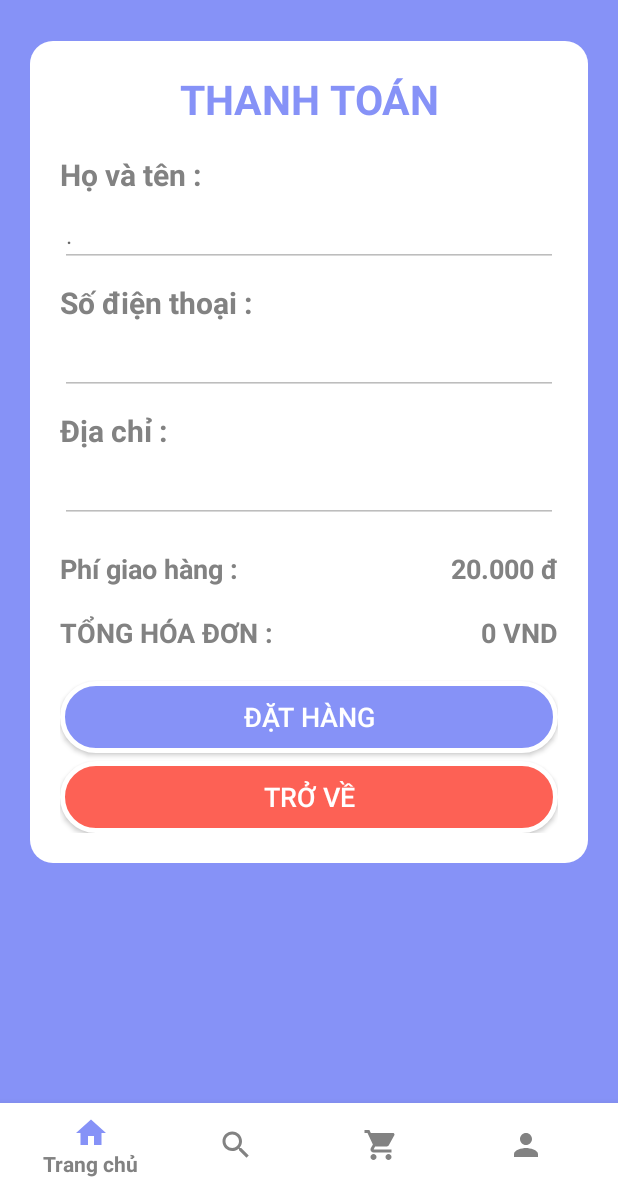
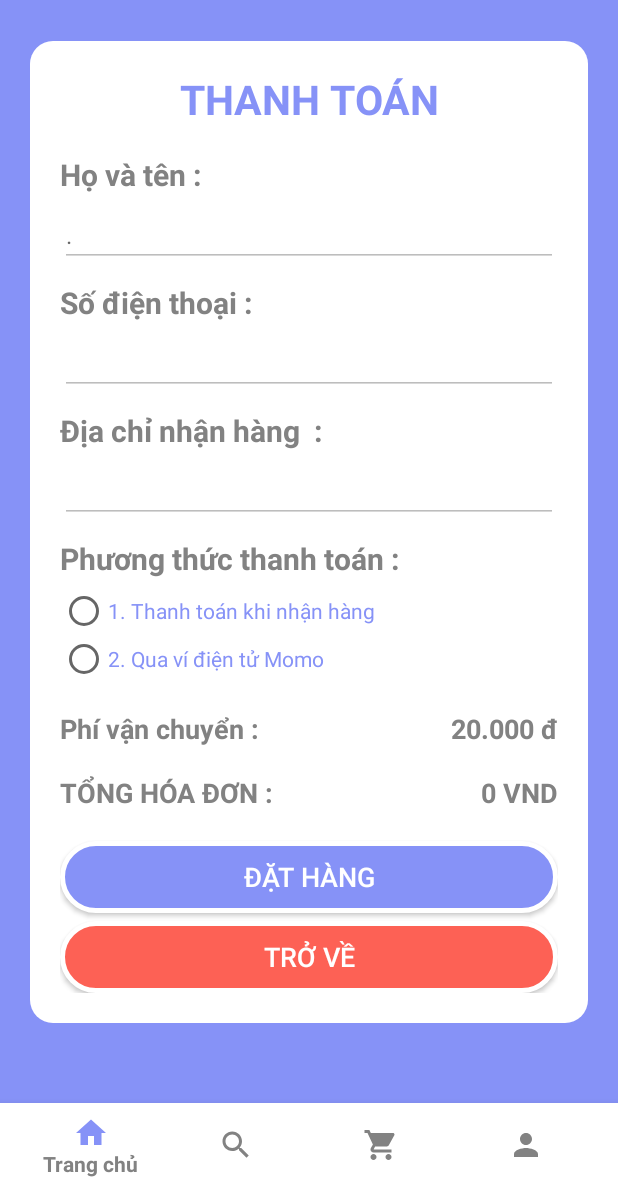
Before and after one commit to minhchien137/BookStore, an Android app: the fragment CheckOutFragment placed in its activity, on a phone screen of 412 x 824 dp, the part 49-1236 px from its top. Run offline under Robolectric (Android 15) with nearby library versions, the phone set to English and light mode, and no system bars; our stand-ins replace Firebase (no records; nobody signed in at launch, a user with empty details on screens opened directly); libraries missing offline, so code that uses them is left out: me.relex.circleindicator, org.checkerframework.checker; 3 statements that could not run were skipped.

Commit message:
7/7/2024

```diff
--- a/app/src/main/java/com/minhchien/bookstore/admin/AdminListbook.java
+++ b/app/src/main/java/com/minhchien/bookstore/admin/AdminListbook.java
@@ -60,8 +60,9 @@ public class AdminListbook extends Fragment {
         spinnerCategory = (Spinner) view.findViewById(R.id.sp_listbook_categorys);
         categorys = new ArrayList<>();
         categoryAdapter = new ArrayAdapter(getContext(), R.layout.style_spinner, categorys);
+        spinnerCategory.setAdapter(categoryAdapter);
         getCategory();
-        spinnerCategory.setAdapter(categoryAdapter);
+
         spinnerCategory.setOnItemSelectedListener(new AdapterView.OnItemSelectedListener() {
             @Override
             public void onItemSelected(AdapterView<?> parent, View view, int position, long id) {
@@ -126,7 +127,7 @@ public class AdminListbook extends Fragment {
     private void UpdateTheoTheLoai(String category){
         listBook.clear();
 
-        if (category.equals("Tất cả")) {
+        if (category.equals("Tất Cả")) {
             getData(); // Call getData to retrieve all books again
             return;
         }
@@ -142,6 +143,7 @@ public class AdminListbook extends Fragment {
                     }
                 }
                 adapter.notifyDataSetChanged();
+//
             }
 
             @Override
--- a/app/src/main/java/com/minhchien/bookstore/admin/UpdateFragment.java
+++ b/app/src/main/java/com/minhchien/bookstore/admin/UpdateFragment.java
@@ -195,6 +195,7 @@ public class UpdateFragment extends Fragment {
                     int yearVal = Integer.parseInt(year);
                     int priceVal = Integer.parseInt(price);
                     int inStockVal = Integer.parseInt(inStock);
+
 
                     //imgUri != null -> upload image
                     //reset book -> upload img -> update
--- a/app/src/main/java/com/minhchien/bookstore/customadapter/BookListViewAdapter.java
+++ b/app/src/main/java/com/minhchien/bookstore/customadapter/BookListViewAdapter.java
@@ -152,4 +152,6 @@ public class BookListViewAdapter extends BaseAdapter {
     }
 
 
+
+
 }
--- a/app/src/main/res/layout/fragment_check_out.xml
+++ b/app/src/main/res/layout/fragment_check_out.xml
@@ -94,7 +94,7 @@
                         android:layout_width="wrap_content"
                         android:layout_height="wrap_content"
                         android:layout_weight="1"
-                        android:text="Địa chỉ : "
+                        android:text="Địa chỉ nhận hàng  : "
                         android:textColor="@color/text_second"
                         android:textSize="20sp"
                         android:layout_marginTop="10dp"
@@ -109,6 +109,39 @@
                         android:enabled="false"
                         android:textColor="@color/text_second"
                         android:textSize="16sp"></EditText>
+
+                    <TextView
+                        android:id="@+id/textView9"
+                        android:layout_width="wrap_content"
+                        android:layout_height="wrap_content"
+                        android:layout_weight="1"
+                        android:text="Phương thức thanh toán : "
+                        android:textColor="@color/text_second"
+                        android:textSize="20sp"
+                        android:layout_marginTop="10dp"
+                        android:textStyle="bold" />
+
+                    <RadioGroup
+                        android:id="@+id/radioGroupPaymentMethod"
+                        android:layout_width="match_parent"
+                        android:layout_height="wrap_content"
+                        android:orientation="vertical"
+                        >
+                        <RadioButton
+                            android:id="@+id/radioButtonCOD"
+                            android:layout_width="wrap_content"
+                            android:layout_height="wrap_content"
+                            android:layout_marginTop="5dp"
+                            android:textColor="@color/primary_color"
+                            android:text="1. Thanh toán khi nhận hàng" />
+                        <RadioButton
+                            android:id="@+id/radioButtonMomo"
+                            android:layout_width="wrap_content"
+                            android:layout_height="wrap_content"
+                            android:textColor="@color/primary_color"
+                            android:text="2. Qua ví điện tử Momo" />
+                    </RadioGroup>
+
                     <LinearLayout
                         android:layout_width="match_parent"
                         android:layout_height="match_parent"
@@ -124,7 +157,7 @@
                                 android:layout_width="wrap_content"
                                 android:layout_height="wrap_content"
                                 android:layout_weight="1"
-                                android:text="Phí giao hàng : "
+                                android:text="Phí vận chuyển : "
                                 android:textColor="@color/text_second"
                                 android:textSize="18sp"
                                 android:textStyle="bold" />
```
